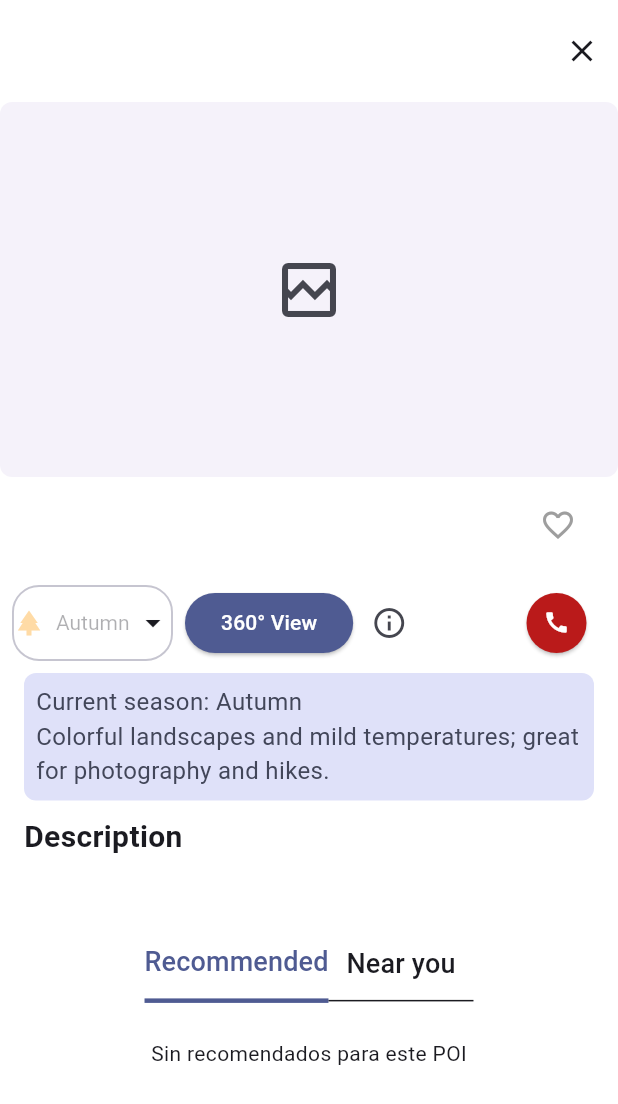
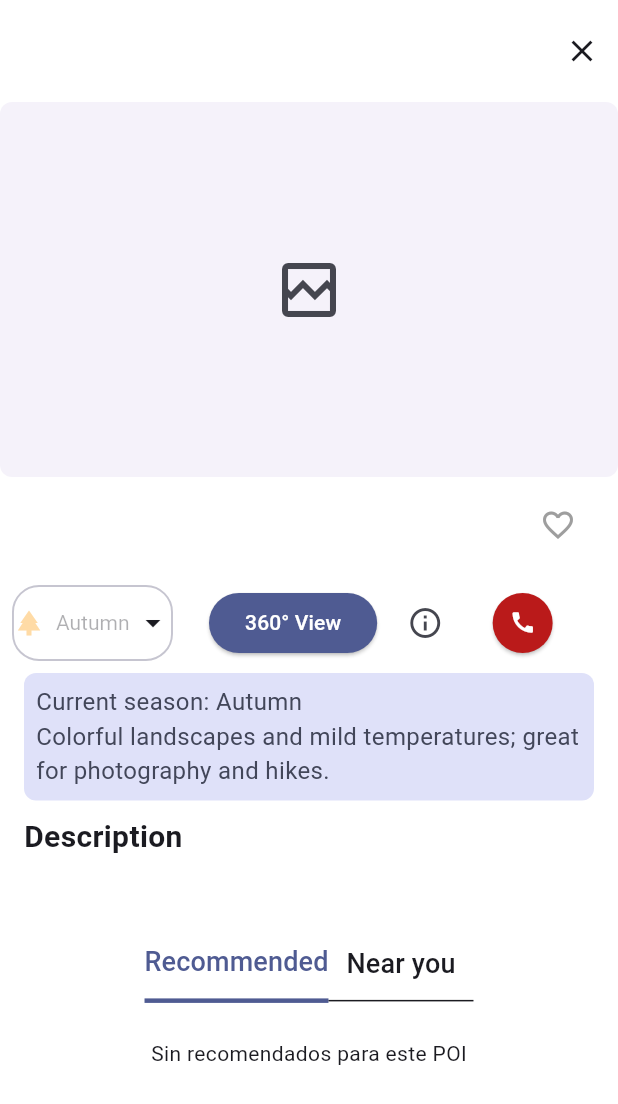
Before and after one commit to BenjajaDev/COLBUN---CONSULTORIA, a Flutter app: the PoiScreen screen opened directly with empty values, on a phone screen of 412 x 824 dp. Shown: the top 1104 px of the screen. Run offline on Flutter 3.47's test engine with Material 3 defaults, Android fonts, the phone set to English and light mode, and no system bars; our stand-ins replace cached_network_image, cloud_firestore, connectivity_plus, firebase_core, flutter_bloc, flutter_compass and 6 more; missing offline and left inert: panorama_viewer; accounts and stored records are empty.

Commit message:
feat: Se añadió soporte de accesibilidad de tamaño de  textos

```diff
--- a/lib/screens/favorites_screen.dart
+++ b/lib/screens/favorites_screen.dart
@@ -77,7 +77,8 @@ class FavoritesScreen extends StatelessWidget {
                               children: [
                                 Text(
                                   poi.nombre,
-                                  maxLines: 1,
+                                  // Accesibilidad: permite que los títulos crezcan hasta dos líneas.
+                                  maxLines: 2,
                                   overflow: TextOverflow.ellipsis,
                                   style: TextStyle(
                                     fontSize: 16,
@@ -90,7 +91,8 @@ class FavoritesScreen extends StatelessWidget {
                                   (poi.categorias.isNotEmpty)
                                       ? poi.categorias.join(', ')
                                       : 'POI',
-                                  maxLines: 1,
+                                  // Accesibilidad: habilita dos líneas para categorías largas.
+                                  maxLines: 2,
                                   overflow: TextOverflow.ellipsis,
                                   style: TextStyle(
                                     fontSize: 13,
--- a/lib/screens/poi_screen.dart
+++ b/lib/screens/poi_screen.dart
@@ -123,7 +123,8 @@ class _PoiScreenState extends State<PoiScreen> {
                                       context,
                                     ).colorScheme.onSurface,
                                   ),
-                                  maxLines: 1,
+                                  // Accesibilidad: permite hasta dos líneas para nombres extensos.
+                                  maxLines: 2,
                                   overflow: TextOverflow.ellipsis,
                                 ),
                               ),
@@ -339,7 +340,10 @@ class _PoiScreenState extends State<PoiScreen> {
                               // Lista de chips horizontal
                               Expanded(
                                 child: SizedBox(
-                                  height: 40,
+                                  // Accesibilidad: altura escala con el factor de texto para evitar overflow.
+                                  height: 40 *
+                                      MediaQuery.textScaleFactorOf(context)
+                                          .clamp(1.0, 2.0),
                                   child: ListView.separated(
                                     scrollDirection: Axis.horizontal,
                                     itemCount: items.length,
@@ -481,8 +485,14 @@ class _PoiScreenState extends State<PoiScreen> {
                             horizontal: 8,
                             vertical: 8,
                           ),
-                          child: Row(
-                            children: [
+                          child: LayoutBuilder(
+                            builder: (context, constraints) {
+                              // Accesibilidad: Wrap permite que los controles se reacomoden cuando el texto escala.
+                              return Wrap(
+                                spacing: 8,
+                                runSpacing: 8,
+                                crossAxisAlignment: WrapCrossAlignment.center,
+                                children: [
                               // Dropdown with rounded black border
                               Container(
                                 decoration: BoxDecoration(
@@ -737,7 +747,6 @@ class _PoiScreenState extends State<PoiScreen> {
                                   },
                                 ),
                               ),
-                              Spacer(),
                               Tooltip(
                                 message: 'Llamar a contactos de emergencia',
                                 child: Semantics(
@@ -768,7 +777,9 @@ class _PoiScreenState extends State<PoiScreen> {
                                 ),
                               ),
                             ],
-                          ),
+                          );
+                        },
+                      ),
                         ),
 
                         Expanded(
```
Also changed, not shown: lib/screens/map_page.dart (+10 -5 lines).
